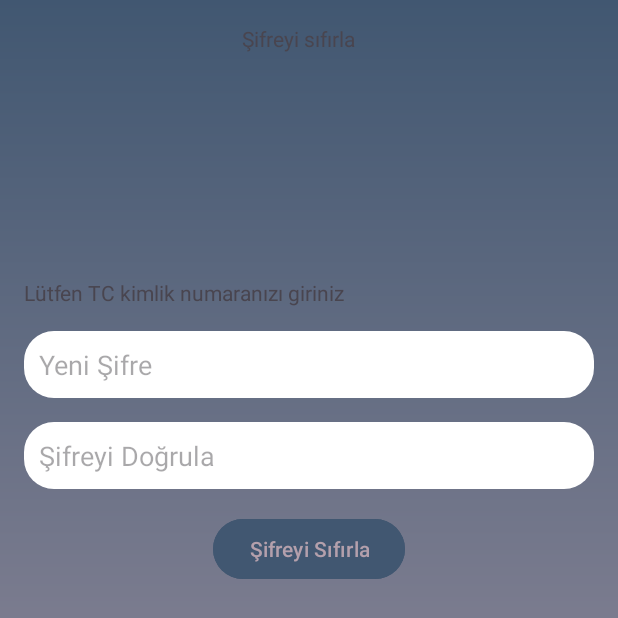
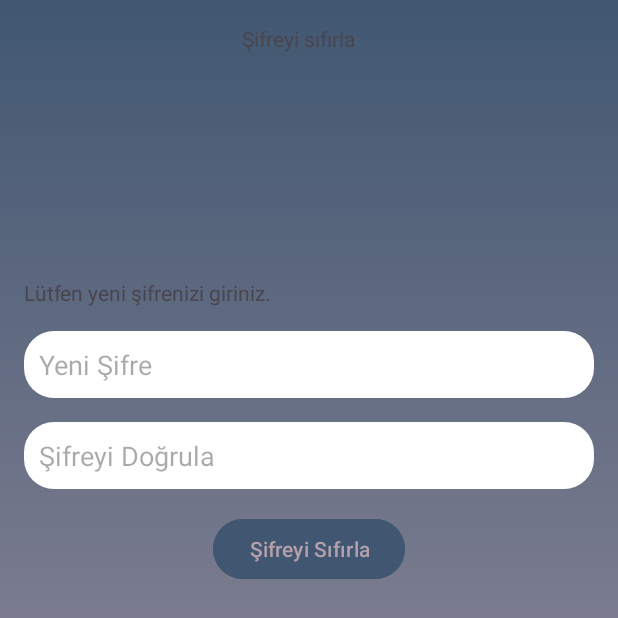
Before and after one commit to AtakannD/BBNB, an Android app: the ForgottenPasswordFragment screen opened through its navigation route, after a tap on "Şifreyi Sıfırla", on a phone screen of 412 x 824 dp, the top half of it. Run offline under Robolectric (Android 15) with nearby library versions, the phone set to English and light mode, and no system bars; our stand-ins replace data binding.

Commit message:
Email validation and forgotten password logics are done.

```diff
--- a/app/src/main/java/com/atakandalkiran/bbnb/db/User.java
+++ b/app/src/main/java/com/atakandalkiran/bbnb/db/User.java
@@ -12,7 +12,6 @@ import java.util.List;
 import kotlinx.parcelize.Parcelize;
 
 @Entity
-@Parcelize
 public class User implements Parcelable {
 
     @PrimaryKey(autoGenerate = true)
--- a/app/src/main/java/com/atakandalkiran/bbnb/db/UserDao.java
+++ b/app/src/main/java/com/atakandalkiran/bbnb/db/UserDao.java
@@ -37,7 +37,9 @@ public interface UserDao {
     @Query("SELECT * FROM user WHERE citizenship_no = :citizenshipNo AND password = :password")
     User getUserLoginInformations(String citizenshipNo, String password);
 
-    @Query("UPDATE user SET password = :newPassword WHERE email = :email")
-    void updatePassword(String email, String newPassword);
+    @Query("SELECT * FROM user WHERE citizenship_no =:citizenshipNo AND email =:email")
+    User validateUsersExistence(String citizenshipNo, String email);
 
+    @Query("UPDATE user SET password = :newPassword WHERE email = :email AND citizenship_no = :citizenshipNo")
+    void updatePassword(String email, String citizenshipNo, String newPassword);
 }
--- a/app/src/main/java/com/atakandalkiran/bbnb/ui/forgotten_password/ForgottenPasswordFragment.java
+++ b/app/src/main/java/com/atakandalkiran/bbnb/ui/forgotten_password/ForgottenPasswordFragment.java
@@ -25,7 +25,7 @@ import com.atakandalkiran.bbnb.ui.register.RegisterFragment;
 
 public class ForgottenPasswordFragment extends BaseFragment {
     FragmentForgottenPasswordBinding binding;
-    private EditText  newPassword, confirmNewPassword;
+    private EditText newPassword, confirmNewPassword;
 
     Button resetButton;
 
@@ -51,16 +51,20 @@ public class ForgottenPasswordFragment extends BaseFragment {
                 inflater, getLayoutResId(), container, false);
 
 
-        newPassword = binding.newPassword;
-        confirmNewPassword = binding.validation;
+        newPassword = binding.newPasswordEditText;
+        confirmNewPassword = binding.newPasswordValidationEditText;
         resetButton = binding.buton;
 
         resetButton.setOnClickListener(new View.OnClickListener() {
             @Override
             public void onClick(View view) {
-                saveData();
-
-
+                if (getArguments() != null) {
+                    String email = getArguments().getString("email", "");
+                    String citizenshipNo = getArguments().getString("citizenshipNo", "");
+                    String password = newPassword.getText().toString().trim();
+                    AppDatabase.getDbInstance(getContext()).userdao().updatePassword(email, citizenshipNo, password);
+                    NavHostFragment.findNavController(ForgottenPasswordFragment.this).navigate(R.id.action_forgottenPasswordFragment_to_loginFragment);
+                }
             }
         });
 
@@ -94,17 +98,6 @@ public class ForgottenPasswordFragment extends BaseFragment {
             public void onTextChanged(CharSequence charSequence, int i, int i1, int i2) {
 
             }
-            public void afterTextChangedPassword(Editable editable) {
-                String passwordValidation = newPassword.getText().toString().trim();
-                if(passwordValidation.matches( passwordPattern) && editable.length() == 6) {
-                    newPassword.setError(null);
-                } else if(editable.length() == 0) {
-                    newPassword.setError(null);
-                } else {
-                    newPassword.setError("Lütfen sayı tekrarı içermeyen 6 haneli şifrenizi giriniz");
-                }
-            }
-
 
             @Override
             public void afterTextChanged(Editable editable) {
@@ -128,20 +121,4 @@ public class ForgottenPasswordFragment extends BaseFragment {
     protected int getLayoutResId() {
         return R.layout.fragment_forgotten_password;
     }
-    private void saveData() {
-
-
-
-        String newPassword_txt = newPassword.getText().toString().trim();
-        String newPasswordConfirmation_txt = confirmNewPassword.getText().toString().trim();
-
-        User model = new User();
-
-
-        model.setPassword(newPassword_txt);
-
-
-
-
 }
-}
--- a/app/src/main/java/com/atakandalkiran/bbnb/ui/register/RegisterFragment.java
+++ b/app/src/main/java/com/atakandalkiran/bbnb/ui/register/RegisterFragment.java
@@ -104,7 +104,7 @@ public class RegisterFragment extends BaseFragment{
 
             @Override
             public void afterTextChanged(Editable editable) {
-                if(editable.length() != 11) {
+                if(editable.length() > 0 && editable.length() != 11) {
                     citizenshipNo.setError("Lütfen 11 haneli T.C. Kimlik Numaranızı giriniz.");
                 } else {
                     citizenshipNo.setError(null);
@@ -125,7 +125,9 @@ public class RegisterFragment extends BaseFragment{
                 String emailValidation = email.getText().toString().trim();
                 if(emailValidation.matches(emailPattern) && editable.length() > 0) {
                     email.setError(null);
-                } else {
+                } else if(editable.length() == 0) {
+                    email.setError(null);
+                }  else {
                     email.setError("Lütfen geçerli bir e-mail adresi giriniz.");
                 }
             }
--- a/app/src/main/res/layout/fragment_forgotten_password.xml
+++ b/app/src/main/res/layout/fragment_forgotten_password.xml
@@ -30,7 +30,7 @@
             android:layout_width="match_parent"
             android:layout_height="wrap_content"
             android:layout_marginHorizontal="@dimen/margin_16dp"
-            android:text="Lütfen TC kimlik numaranızı giriniz"
+            android:text="Lütfen yeni şifrenizi giriniz."
             app:layout_constraintStart_toStartOf="parent"
             android:layout_marginTop="150dp"
             app:layout_constraintTop_toBottomOf="@id/forgottenPasswordTextt" />
@@ -38,12 +38,14 @@
 
 
         <EditText
-            android:id="@+id/newPassword"
+            android:id="@+id/newPasswordEditText"
             android:layout_width="match_parent"
             android:layout_height="wrap_content"
             android:layout_marginHorizontal="@dimen/margin_16dp"
             android:background="@drawable/edittext_register"
             android:hint="Yeni Şifre"
+            android:inputType="numberPassword"
+            android:maxLength="6"
             android:textColor="@color/dusty_bluish_teal"
             android:padding="10dp"
             android:textSize="18sp"
@@ -53,17 +55,19 @@
             android:layout_marginTop="16dp"
             />
         <EditText
-            android:id="@+id/validation"
+            android:id="@+id/newPasswordValidationEditText"
             android:layout_width="match_parent"
             android:layout_height="wrap_content"
             android:layout_marginHorizontal="16dp"
             android:background="@drawable/edittext_register"
             android:hint="Şifreyi Doğrula"
+            android:inputType="numberPassword"
+            android:maxLength="6"
             android:textColor="@color/dusty_bluish_teal"
             android:padding="10dp"
             android:textSize="18sp"
             app:layout_constraintStart_toStartOf="parent"
-            app:layout_constraintTop_toBottomOf="@id/newPassword"
+            app:layout_constraintTop_toBottomOf="@id/newPasswordEditText"
             app:layout_constraintEnd_toEndOf="parent"
             android:layout_marginTop="16dp"
             />
@@ -75,7 +79,7 @@
             android:text="Şifreyi Sıfırla"
             app:layout_constraintEnd_toEndOf="parent"
             app:layout_constraintStart_toStartOf="parent"
-            app:layout_constraintTop_toBottomOf="@id/validation"
+            app:layout_constraintTop_toBottomOf="@id/newPasswordValidationEditText"
             android:layout_marginTop="16dp"
             android:backgroundTint="@color/dusty_bluish_teal"
             android:textColor="@color/grayish_dusty_rose"
--- a/app/src/main/res/navigation/login_navigation_graph.xml
+++ b/app/src/main/res/navigation/login_navigation_graph.xml
@@ -42,8 +42,16 @@
         tools:layout="@layout/fragment_email_validation" >
         <action
             android:id="@+id/action_emailValidationFragment_to_forgottenPasswordFragment"
-            app:destination="@id/forgottenPasswordFragment" />
+            app:destination="@id/forgottenPasswordFragment">
+            <argument
+                android:name="email"
+                app:argType="string" />
+            <argument
+                android:name="citizenshipNo"
+                app:argType="string" />
+        </action>
     </fragment>
+
     <activity
         android:id="@+id/mainActivity"
         android:name="com.atakandalkiran.bbnb.MainActivity"
```
Also changed, not shown: app/src/main/java/com/atakandalkiran/bbnb/ui/email_validation/EmailValidationFragment.java (+66 -1 lines), app/src/main/res/layout/fragment_email_validation.xml (+5 -2 lines).
